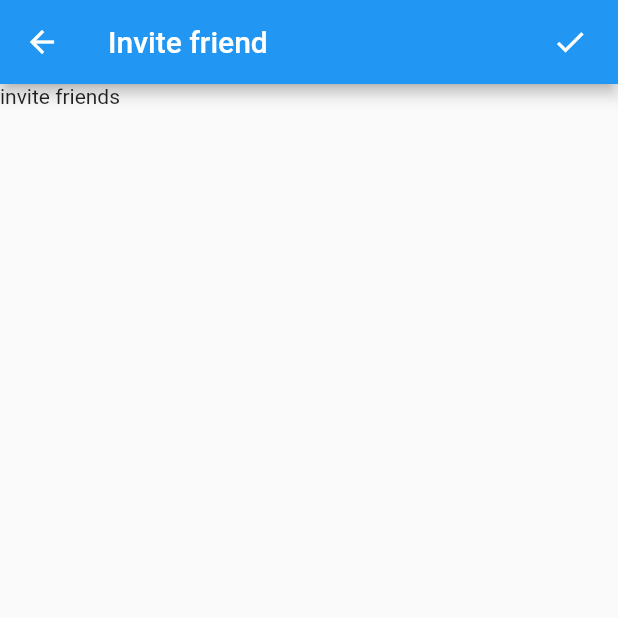
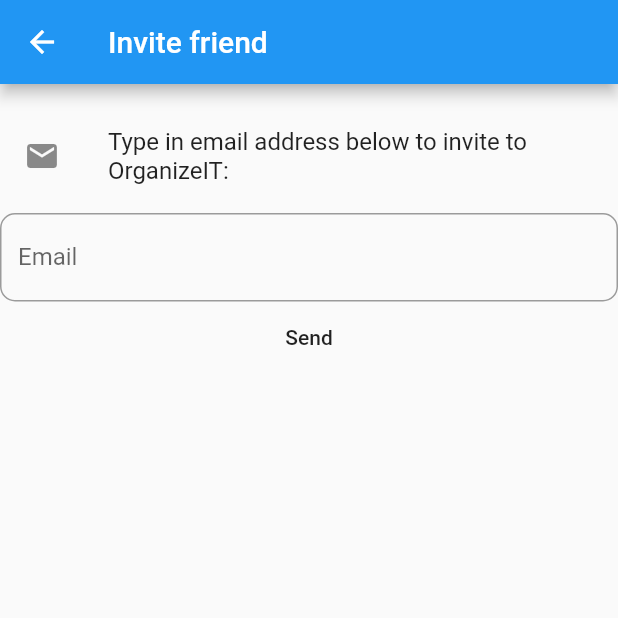
Before and after one commit to rimvydaszilinskas/organize-it-flutter, a Flutter app: the InvitePage screen opened directly, on a phone screen of 412 x 824 dp, the top half of it. Run offline on Flutter 3.47's test engine with Material 2 defaults, Android fonts, the phone set to English and light mode, and no system bars; our stand-ins replace flutter_secure_storage; accounts and stored records are empty; network calls fail.

Commit message:
password and invite pages

```diff
--- a/lib/routes/createEvent.dart
+++ b/lib/routes/createEvent.dart
@@ -131,6 +131,7 @@ class _CreateEventRouteState extends State<CreateEventRoute> {
     var client = http.Client();
 
     var headers = user.getAuthenticationHeaders();
+    headers["Content-Type"] = "application/json";
 
     var response = await client.post(url, headers: headers, body: requestBody);
 
--- a/lib/routes/invite.dart
+++ b/lib/routes/invite.dart
@@ -7,6 +7,7 @@ import 'package:provider/provider.dart';
 import 'package:untitled2/models/authenticationUser.dart';
 import 'package:untitled2/state/authentication.dart';
 import 'package:untitled2/widgets/textFields.dart';
+
 
 class InvitePage extends StatefulWidget {
   @override
@@ -18,10 +19,6 @@ class InvitePage extends StatefulWidget {
 class _InvitePageState extends State<InvitePage> {
   String email = "";
 
-  void setEmail(String email) {
-    this.email = email;
-  }
-
   void _sendInvite(BuildContext context, AuthenticationUser user) {
     var headers = user.getAuthenticationHeaders();
     var url = Uri.parse("http://35.158.154.65/users/invitations/");
@@ -32,7 +29,6 @@ class _InvitePageState extends State<InvitePage> {
 
     client.post(url, headers: headers, body: data).then((response) {
       Map<String, dynamic> jsonBody = json.decode(response.body);
-
       if (response.statusCode != 201) {
         showDialog(
             context: context,
@@ -74,6 +70,9 @@ class _InvitePageState extends State<InvitePage> {
   @override
   Widget build(BuildContext context) {
     // TODO build view
+    var width = MediaQuery.of(context).size.width;
+    var height = MediaQuery.of(context).size.height;
+
     return Scaffold(
       appBar: AppBar(
         title: Text("Invite friend"),
@@ -81,18 +80,38 @@ class _InvitePageState extends State<InvitePage> {
           Consumer<AuthenticationState>(builder: (context, state, widget) {
             return Padding(
               padding: EdgeInsets.only(right: 20.0),
-              child: GestureDetector(
-                onTap: () {
-                  this._sendInvite(context, state.user!);
-                },
-                child: Icon(Icons.check),
-              )
-
             );
           })
         ],
       ),
-      body: Text("invite friends"),
+      body: Container(
+        height: height,
+        width: width,
+        padding: EdgeInsets.only(top: 10.0),
+        child: Consumer<AuthenticationState>(builder: (context, state, widget) {
+          return ListView(
+            children: [
+              Padding(padding: EdgeInsets.only(top: 10.0)),
+              ListTile(
+                  leading: Icon(Icons.email),
+                  title: Text("Type in email address below to invite to OrganizeIT:"),
+              ),
+              Padding(padding: EdgeInsets.only(top: 10.0)),
+              TextField(
+                onChanged: (value) {this.email = value;},
+                decoration: getTextFieldDecorations("Email"),
+              ),
+              MaterialButton(
+                onPressed:() { this._sendInvite(context, state.user!);
+              },
+                child: Text("Send"),
+              ),
+            ],
+            );
+        }
+
+      )
+    )
     );
   }
 }
--- a/lib/widgets/sideMenu.dart
+++ b/lib/widgets/sideMenu.dart
@@ -2,6 +2,7 @@ import 'package:flutter/cupertino.dart';
 import 'package:flutter/material.dart';
 import 'package:provider/provider.dart';
 import 'package:untitled2/routes/invite.dart';
+import 'package:untitled2/routes/password.dart';
 import 'package:untitled2/routes/profile.dart';
 import 'package:untitled2/routes/userGroups.dart';
 import 'package:untitled2/state/authentication.dart';
@@ -36,6 +37,9 @@ class SideMenu extends StatelessWidget {
           ListTile(
             leading: Icon(Icons.admin_panel_settings),
             title: Text("Change password"),
+            onTap: () {
+              Navigator.push(context, MaterialPageRoute(builder: (context) => PasswordPage()));
+            },
           ),
           ListTile(
             leading: Icon(Icons.group),
```
Also changed, not shown: lib/routes/changePassword.dart (deleted, +0 -27 lines), lib/routes/password.dart (added, +136 -0 lines).
